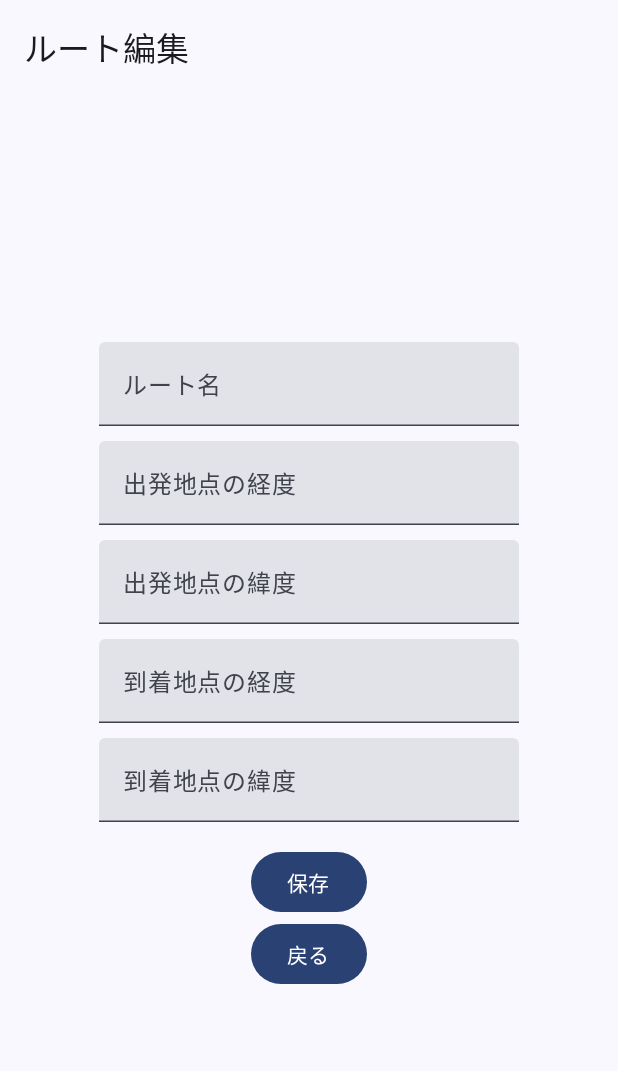
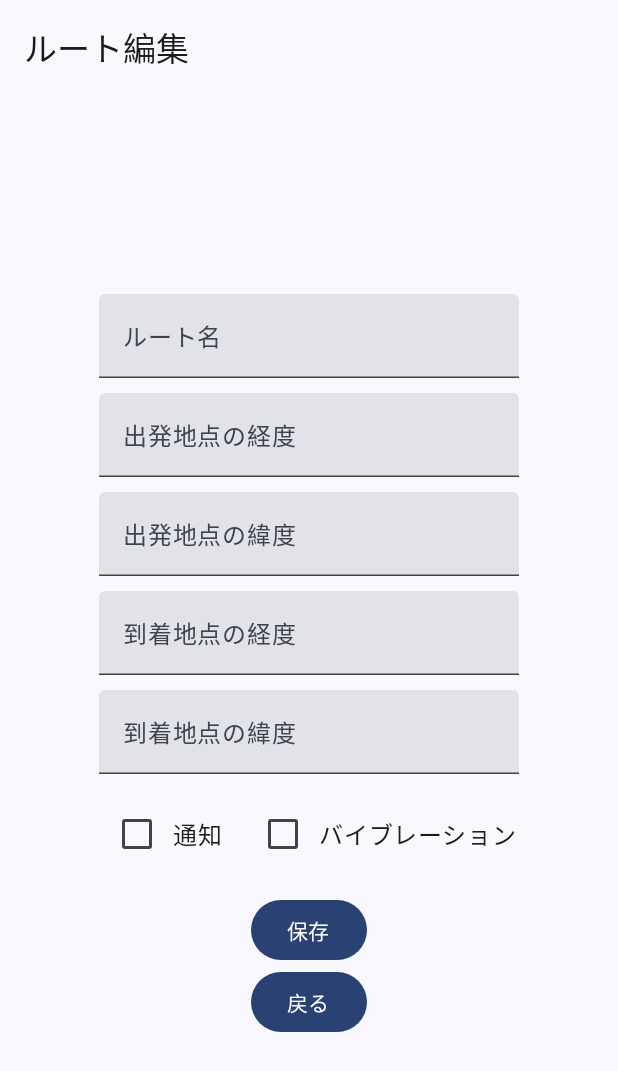
Before and after one commit to kajiLabTeam/TrainAlert2, an Android app built with Jetpack Compose: the RouteEditScreen screen opened through its navigation route, on a phone screen of 412 x 824 dp. Shown: the top 1071 px of the screen. Run offline under Robolectric (Android 15) with nearby library versions, the light colour scheme and no system bars; 1 statement that could not run was skipped.

Commit message:
入力フォームで、 ・通知、バイブレーションの二つのチェックボックスを作った ・もし両方が選択されなかった場合、自動的に通知が選択される ようにした

```diff
--- a/app/src/main/java/net/harutiro/trainalert2/core/presenter/routeEditer/RouteEditorScreen.kt
+++ b/app/src/main/java/net/harutiro/trainalert2/core/presenter/routeEditer/RouteEditorScreen.kt
@@ -2,6 +2,7 @@ package net.harutiro.trainalert2.core.presenter.routeEditer
 
 import androidx.compose.foundation.layout.*
 import androidx.compose.material3.Button
+import androidx.compose.material3.Checkbox
 import androidx.compose.material3.Text
 import androidx.compose.material3.TextField
 import androidx.compose.runtime.Composable
@@ -88,6 +89,32 @@ fun RouteEditScreen(
         )
         Spacer(modifier = Modifier.height(16.dp))
 
+
+
+        Row(
+            verticalAlignment = Alignment.CenterVertically
+        ) {
+            Checkbox(
+                checked = viewModel.isNotificationEnabled,
+                onCheckedChange = { viewModel.onNotificationCheckedChange(it) }
+            )
+            Text(text = "通知")
+
+            Spacer(modifier = Modifier.width(16.dp))
+
+            Checkbox(
+                checked = viewModel.isVibrationEnabled,
+                onCheckedChange = { viewModel.onVibrationCheckedChange(it) }
+            )
+            Text(text = "バイブレーション")
+        }
+
+
+        Spacer(modifier = Modifier.height(16.dp))
+
+
+
+
         Button(onClick = { /*TODO*/ }) {
             Text(text = "保存")
             //保存ボタンは一旦ボタンがあるだけです。後から保存機能を追加します。
```
Also changed, not shown: app/src/main/java/net/harutiro/trainalert2/core/presenter/routeEditer/RouteEditorViewModel.kt (+12 -0 lines).
